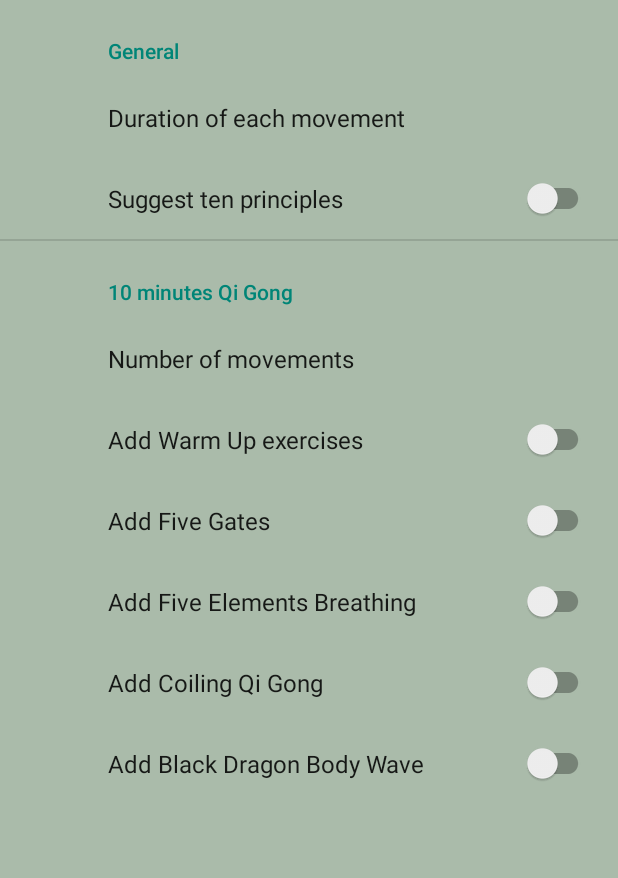
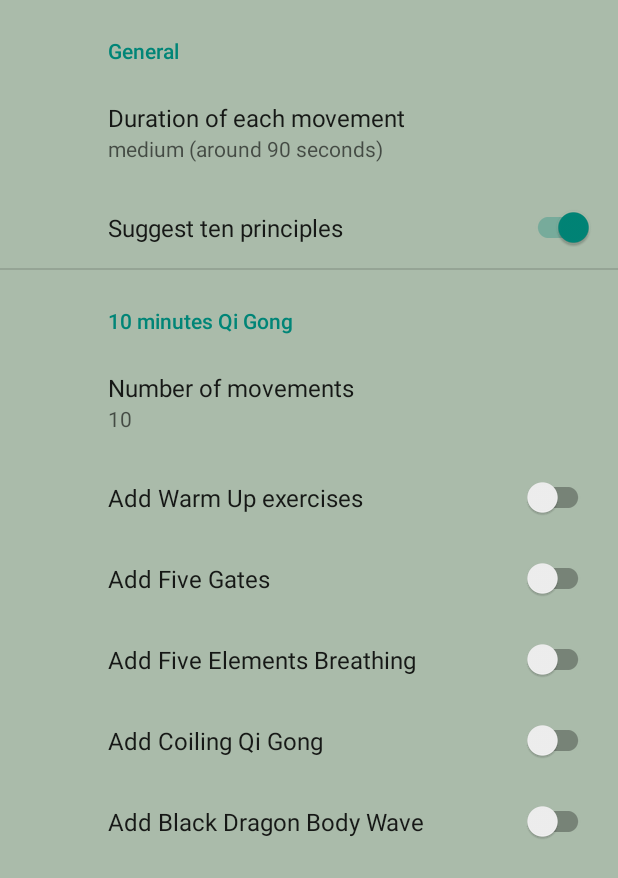
Before and after one commit to gabrielecuccu/YangStyleTaiChi, an Android app: the SettingsActivity screen opened directly, with no data from a screen before it, on a phone screen of 412 x 824 dp. Shown: the top 878 px of the screen. Run offline under Robolectric (Android 15) with nearby library versions, the phone set to English and light mode, and no system bars; our stand-ins replace androidx.preference.

Commit message:
settings default values

```diff
--- a/app/src/main/java/expressive/qigong/gui/activities/MovementSetActivity.java
+++ b/app/src/main/java/expressive/qigong/gui/activities/MovementSetActivity.java
@@ -155,13 +155,13 @@ public class MovementSetActivity extends Activity implements TextToSpeech.OnInit
 
     @Override
     public int getMovementDuration() {
-        String duration = PreferenceManager.getDefaultSharedPreferences(this).getString("RANDOM_DURATION", "60");
+        String duration = PreferenceManager.getDefaultSharedPreferences(this).getString("RANDOM_DURATION", "90");
         return Integer.parseInt(duration);
     }
 
     @Override
     public boolean getSuggestTenPrinciples() {
-        return PreferenceManager.getDefaultSharedPreferences(this).getBoolean("SUGGEST_TEN_PRINCIPLES", false);
+        return PreferenceManager.getDefaultSharedPreferences(this).getBoolean("SUGGEST_TEN_PRINCIPLES", true);
     }
 
     @Override
--- a/app/src/main/res/xml/root_preferences.xml
+++ b/app/src/main/res/xml/root_preferences.xml
@@ -7,6 +7,7 @@
             app:entries="@array/durations_names"
             app:entryValues="@array/durations_values"
             app:key="RANDOM_DURATION"
+            app:defaultValue="90"
             app:negativeButtonText="@null"
             app:positiveButtonText="@null"
             app:summary="%s"
@@ -14,7 +15,8 @@
 
         <SwitchPreferenceCompat
             app:key="SUGGEST_TEN_PRINCIPLES"
-            app:title="Suggest ten principles" />
+            app:title="Suggest ten principles"
+            app:defaultValue="true"/>
 
     </PreferenceCategory>
 
@@ -27,6 +29,7 @@
             app:key="RANDOM_NUMBER_OF_MOVEMENTS"
             app:negativeButtonText="@null"
             app:positiveButtonText="@null"
+            app:defaultValue="10"
             app:summary="%s"
             app:title="Number of movements" />
 
@@ -36,18 +39,22 @@
 
         <SwitchPreferenceCompat
             app:key="ADD_FIVE_GATES_TO_RANDOM"
+            app:defaultValue="false"
             app:title="Add Five Gates" />
 
         <SwitchPreferenceCompat
             app:key="ADD_FIVE_ELEMENTS_TO_RANDOM"
+            app:defaultValue="false"
             app:title="Add Five Elements Breathing" />
 
         <SwitchPreferenceCompat
             app:key="ADD_COILING_TO_RANDOM"
+            app:defaultValue="false"
             app:title="Add Coiling Qi Gong" />
 
         <SwitchPreferenceCompat
             app:key="ADD_BLACK_DRAGON_TO_RANDOM"
+            app:defaultValue="false"
             app:title="Add Black Dragon Body Wave" />
 
     </PreferenceCategory>
```
